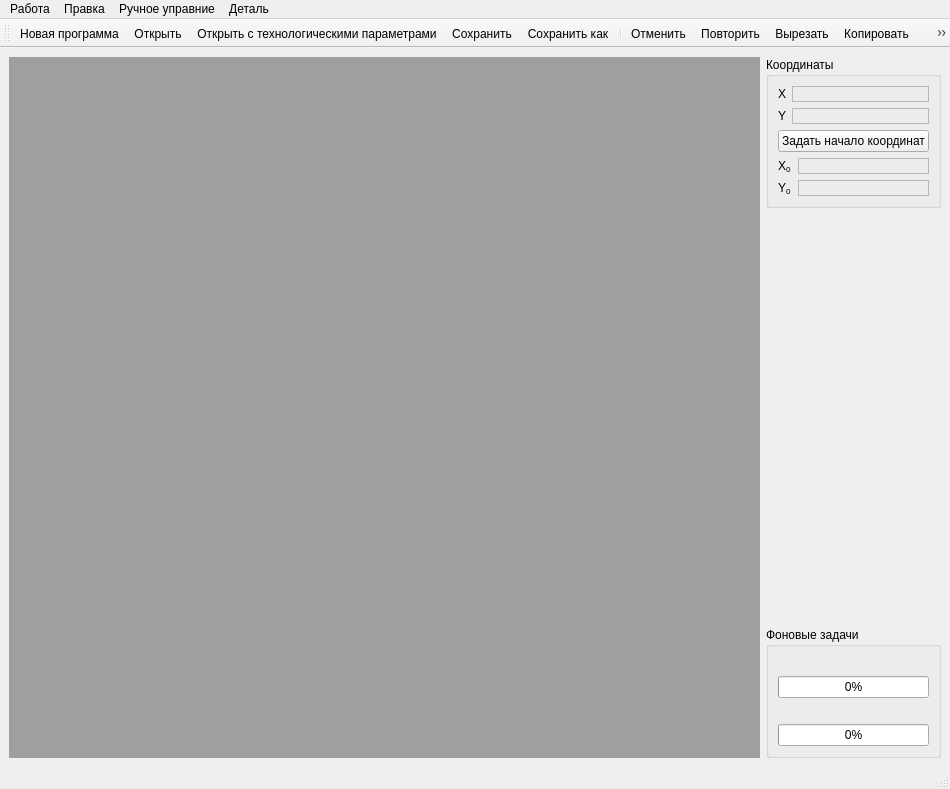
Ddv-progia/compositescannerarm, file src/Gui/MainWindow.ui: the form before one commit.
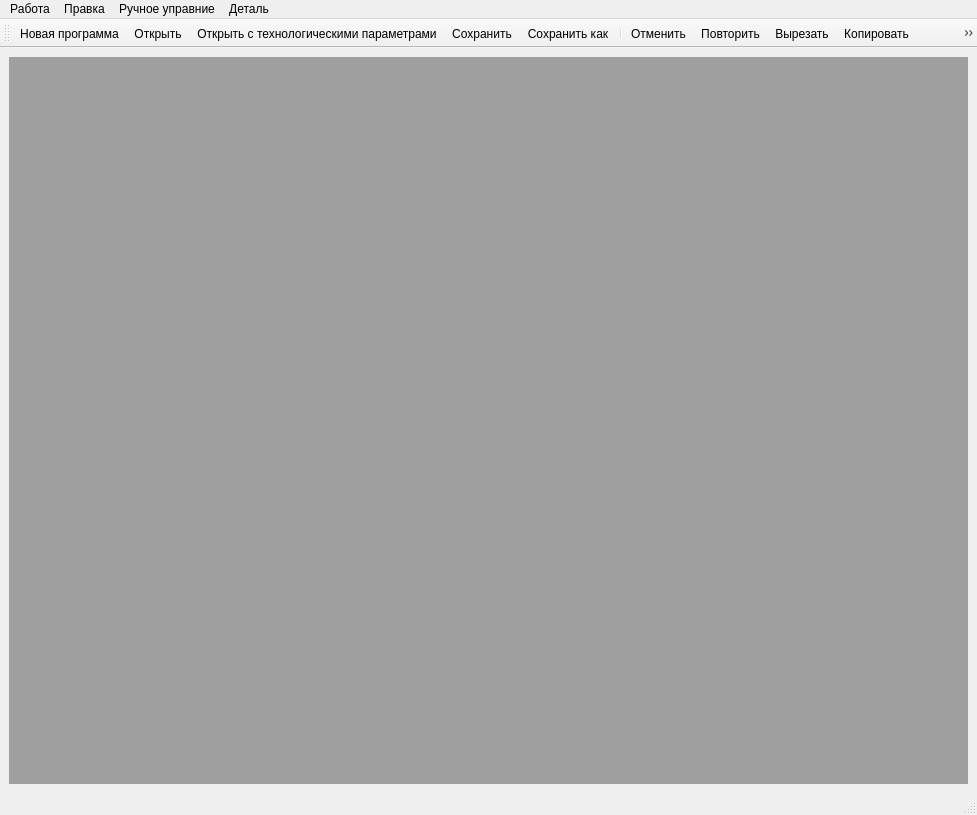
The form after the commit. Icons and pictures are not drawn.

Diff of the .ui file:
```diff
--- a/src/Gui/MainWindow.ui
+++ b/src/Gui/MainWindow.ui
@@ -6,8 +6,8 @@
    <rect>
     <x>0</x>
     <y>0</y>
-    <width>950</width>
-    <height>789</height>
+    <width>977</width>
+    <height>815</height>
    </rect>
   </property>
   <property name="windowTitle">
@@ -23,206 +23,12 @@
      <widget class="QMdiArea" name="mdiArea">
       <property name="sizePolicy">
        <sizepolicy hsizetype="Expanding" vsizetype="Expanding">
-        <horstretch>1</horstretch>
+        <horstretch>0</horstretch>
         <verstretch>0</verstretch>
        </sizepolicy>
       </property>
      </widget>
     </item>
-    <item>
-     <layout class="QVBoxLayout" name="verticalLayout_3">
-      <item>
-       <widget class="QGroupBox" name="groupBox">
-        <property name="title">
-         <string>Координаты</string>
-        </property>
-        <layout class="QVBoxLayout" name="verticalLayout_2">
-         <item>
-          <layout class="QFormLayout" name="formLayout">
-           <property name="fieldGrowthPolicy">
-            <enum>QFormLayout::AllNonFixedFieldsGrow</enum>
-           </property>
-           <item row="0" column="0">
-            <widget class="QLabel" name="label">
-             <property name="text">
-              <string>X</string>
-             </property>
-            </widget>
-           </item>
-           <item row="0" column="1">
-            <widget class="QLabel" name="xLabel">
-             <property name="sizePolicy">
-              <sizepolicy hsizetype="MinimumExpanding" vsizetype="Preferred">
-               <horstretch>0</horstretch>
-               <verstretch>0</verstretch>
-              </sizepolicy>
-             </property>
-             <property name="frameShape">
-              <enum>QFrame::StyledPanel</enum>
-             </property>
-             <property name="frameShadow">
-              <enum>QFrame::Sunken</enum>
-             </property>
-             <property name="text">
-              <string/>
-             </property>
-            </widget>
-           </item>
-           <item row="1" column="0">
-            <widget class="QLabel" name="label_2">
-             <property name="text">
-              <string>Y</string>
-             </property>
-            </widget>
-           </item>
-           <item row="1" column="1">
-            <widget class="QLabel" name="yLabel">
-             <property name="sizePolicy">
-              <sizepolicy hsizetype="MinimumExpanding" vsizetype="Preferred">
-               <horstretch>0</horstretch>
-               <verstretch>0</verstretch>
-              </sizepolicy>
-             </property>
-             <property name="frameShape">
-              <enum>QFrame::StyledPanel</enum>
-             </property>
-             <property name="frameShadow">
-              <enum>QFrame::Sunken</enum>
-             </property>
-             <property name="text">
-              <string/>
-             </property>
-            </widget>
-           </item>
-          </layout>
-         </item>
-         <item>
-          <widget class="QPushButton" name="setZeroCoodinateButton">
-           <property name="sizePolicy">
-            <sizepolicy hsizetype="Minimum" vsizetype="Fixed">
-             <horstretch>0</horstretch>
-             <verstretch>0</verstretch>
-            </sizepolicy>
-           </property>
-           <property name="text">
-            <string>Задать начало координат</string>
-           </property>
-          </widget>
-         </item>
-         <item>
-          <layout class="QFormLayout" name="formLayout_2">
-           <property name="fieldGrowthPolicy">
-            <enum>QFormLayout::AllNonFixedFieldsGrow</enum>
-           </property>
-           <item row="0" column="0">
-            <widget class="QLabel" name="label_3">
-             <property name="text">
-              <string>X&lt;sub&gt;0&lt;/sub&gt;</string>
-             </property>
-            </widget>
-           </item>
-           <item row="0" column="1">
-            <widget class="QLabel" name="x0Label">
-             <property name="sizePolicy">
-              <sizepolicy hsizetype="MinimumExpanding" vsizetype="Preferred">
-               <horstretch>0</horstretch>
-               <verstretch>0</verstretch>
-              </sizepolicy>
-             </property>
-             <property name="frameShape">
-              <enum>QFrame::StyledPanel</enum>
-             </property>
-             <property name="frameShadow">
-              <enum>QFrame::Sunken</enum>
-             </property>
-             <property name="text">
-              <string/>
-             </property>
-            </widget>
-           </item>
-           <item row="1" column="0">
-            <widget class="QLabel" name="label_4">
-             <property name="text">
-              <string>Y&lt;sub&gt;0&lt;/sub&gt;</string>
-             </property>
-            </widget>
-           </item>
-           <item row="1" column="1">
-            <widget class="QLabel" name="y0Label">
-             <property name="sizePolicy">
-              <sizepolicy hsizetype="MinimumExpanding" vsizetype="Preferred">
-               <horstretch>0</horstretch>
-               <verstretch>0</verstretch>
-              </sizepolicy>
-             </property>
-             <property name="frameShape">
-              <enum>QFrame::StyledPanel</enum>
-             </property>
-             <property name="frameShadow">
-              <enum>QFrame::Sunken</enum>
-             </property>
-             <property name="text">
-              <string/>
-             </property>
-            </widget>
-           </item>
-          </layout>
-         </item>
-        </layout>
-       </widget>
-      </item>
-      <item>
-       <spacer name="verticalSpacer">
-        <property name="orientation">
-         <enum>Qt::Vertical</enum>
-        </property>
-        <property name="sizeHint" stdset="0">
-         <size>
-          <width>20</width>
-          <height>40</height>
-         </size>
-        </property>
-       </spacer>
-      </item>
-      <item>
-       <widget class="QGroupBox" name="backgroundTasksBox">
-        <property name="title">
-         <string>Фоновые задачи</string>
-        </property>
-        <layout class="QVBoxLayout" name="verticalLayout">
-         <item>
-          <widget class="QLabel" name="taskLabel">
-           <property name="text">
-            <string/>
-           </property>
-          </widget>
-         </item>
-         <item>
-          <widget class="QProgressBar" name="taskProgressBar">
-           <property name="value">
-            <number>0</number>
-           </property>
-          </widget>
-         </item>
-         <item>
-          <widget class="QLabel" name="stageLabel">
-           <property name="text">
-            <string/>
-           </property>
-          </widget>
-         </item>
-         <item>
-          <widget class="QProgressBar" name="stageProgressBar">
-           <property name="value">
-            <number>0</number>
-           </property>
-          </widget>
-         </item>
-        </layout>
-       </widget>
-      </item>
-     </layout>
-    </item>
    </layout>
   </widget>
   <widget class="QMenuBar" name="menubar">
@@ -230,8 +36,8 @@
     <rect>
      <x>0</x>
      <y>0</y>
-     <width>950</width>
-     <height>22</height>
+     <width>977</width>
+     <height>25</height>
     </rect>
    </property>
    <widget class="QMenu" name="menu">
```
